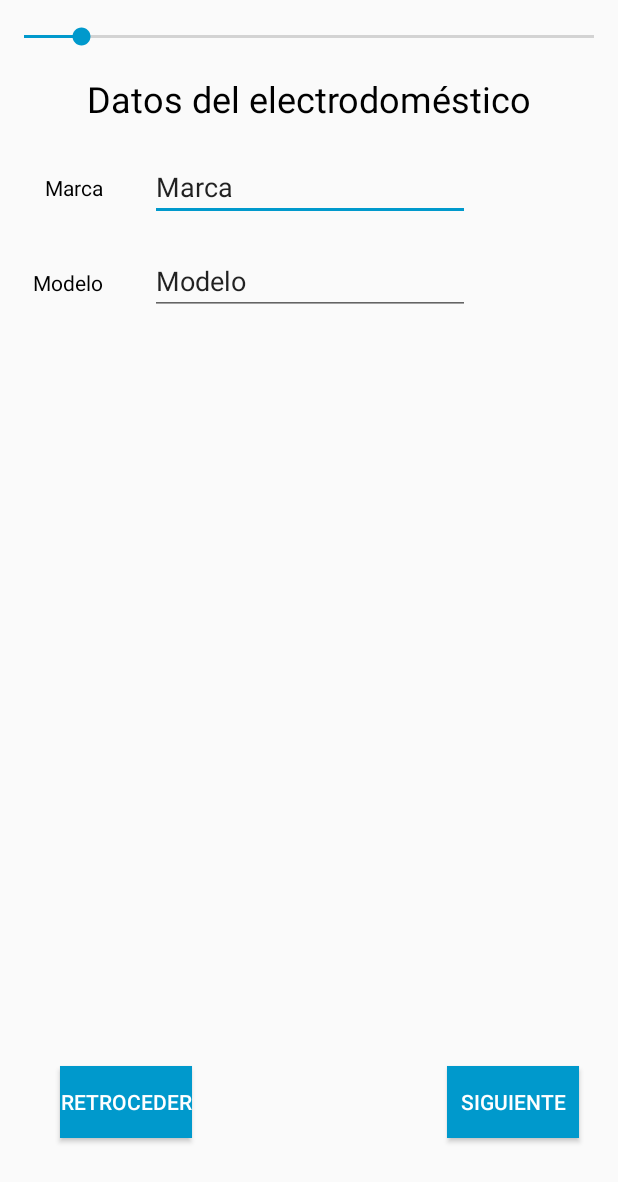
After one commit to antoniopalbin/MyAssistant, an Android app: the layout new_electrodomestico.xml on its own in the app's theme, with its tools: preview values and no code run, on a phone screen of 412 x 824 dp. The commit adds this screen. Shown: the top 1182 px of the screen. Run offline under Robolectric (Android 15) with nearby library versions, the phone set to English and light mode, and no system bars.

Commit message:
Creada la pestaña avisos y inicio en la creacion de la vista para secuencia de asociación de electrodomestico con beacons

```diff
--- /dev/null
+++ b/app/src/main/res/layout/new_electrodomestico.xml
@@ -0,0 +1,132 @@
+<?xml version="1.0" encoding="utf-8"?>
+<RelativeLayout xmlns:android="http://schemas.android.com/apk/res/android"
+    android:layout_width="match_parent"
+    android:layout_height="match_parent">
+
+    <SeekBar
+        android:id="@+id/seekBar"
+        android:layout_width="wrap_content"
+        android:layout_height="wrap_content"
+        android:layout_alignParentEnd="true"
+        android:layout_alignParentStart="true"
+        android:padding="15dp"
+        android:progress="10" />
+
+
+
+    <ViewFlipper
+        android:layout_width="match_parent"
+        android:layout_height="match_parent"
+        android:layout_alignParentTop="true"
+        android:layout_alignParentStart="true">
+
+        <RelativeLayout
+            android:layout_width="match_parent"
+            android:layout_height="match_parent">
+
+            <TextView
+                android:id="@+id/textView10"
+                android:layout_width="match_parent"
+                android:layout_height="wrap_content"
+                android:layout_marginTop="49dp"
+                android:gravity="center_horizontal"
+                android:text="Datos del electrodoméstico"
+                android:textColor="@android:color/black"
+                android:textSize="24sp"
+                android:layout_alignParentTop="true"
+                android:layout_alignParentStart="true" />
+
+            <TextView
+                android:id="@+id/edit"
+                android:layout_width="wrap_content"
+                android:layout_height="wrap_content"
+                android:layout_alignParentStart="true"
+                android:layout_below="@+id/textView10"
+                android:layout_marginStart="30dp"
+                android:layout_marginTop="33dp"
+                android:text="Marca"
+                android:textColor="@android:color/black" />
+
+            <EditText
+                android:id="@+id/InputMarca"
+                android:layout_width="wrap_content"
+                android:layout_height="wrap_content"
+                android:layout_below="@+id/textView10"
+                android:layout_marginStart="31dp"
+                android:layout_marginTop="20dp"
+                android:layout_toEndOf="@+id/edit"
+                android:ems="10"
+                android:inputType="textPersonName"
+                android:text="Marca" />
+
+            <TextView
+                android:id="@+id/textView12"
+                android:layout_width="wrap_content"
+                android:layout_height="wrap_content"
+                android:layout_below="@+id/InputMarca"
+                android:layout_marginTop="31dp"
+                android:layout_toStartOf="@+id/InputMarca"
+                android:text="Modelo"
+                android:textColor="@android:color/black" />
+
+            <EditText
+                android:id="@+id/InputModelo"
+                android:layout_width="wrap_content"
+                android:layout_height="wrap_content"
+                android:layout_alignEnd="@+id/InputMarca"
+                android:layout_below="@+id/InputMarca"
+                android:layout_marginTop="17dp"
+                android:ems="10"
+                android:inputType="textPersonName"
+                android:text="Modelo" />
+
+
+        </RelativeLayout>
+
+        <RelativeLayout
+            android:layout_width="match_parent"
+            android:layout_height="match_parent">
+
+
+            <TextView
+                android:id="@+id/textView13"
+                android:layout_width="match_parent"
+                android:layout_height="wrap_content"
+                android:layout_alignParentStart="true"
+                android:layout_alignParentTop="true"
+                android:layout_marginTop="49dp"
+                android:gravity="center_horizontal"
+                android:text="Datos del vídeo tutorial"
+                android:textColor="@android:color/black"
+                android:textSize="24sp" />
+        </RelativeLayout>
+
+
+    </ViewFlipper>
+
+
+    <Button
+        android:id="@+id/buttonBack"
+        android:layout_width="wrap_content"
+        android:layout_height="wrap_content"
+        android:background="@color/colorSencudary"
+        android:text="Retroceder"
+        android:textColor="@android:color/background_light"
+        android:layout_marginStart="40dp"
+        android:layout_marginBottom="65dp"
+        android:layout_alignParentBottom="true"
+        android:layout_alignParentStart="true" />
+
+    <Button
+        android:id="@+id/buttonNExt"
+        android:layout_width="wrap_content"
+        android:layout_height="wrap_content"
+        android:layout_marginEnd="26dp"
+        android:background="@color/colorSencudary"
+        android:text="Siguiente"
+        android:textColor="@android:color/background_light"
+        android:layout_alignBaseline="@+id/buttonBack"
+        android:layout_alignBottom="@+id/buttonBack"
+        android:layout_alignParentEnd="true" />
+
+</RelativeLayout>
--- a/app/src/main/res/values/colors.xml
+++ b/app/src/main/res/values/colors.xml
@@ -2,7 +2,7 @@
 <resources>
     <color name="colorPrimary">#3F51B5</color>
     <color name="colorPrimaryDark">#303F9F</color>
-    <color name="colorAccent">#FFFFFF</color>
+    <color name="colorAccent">#0099cc</color>
     <color name="colorDialog">#FCFCFC</color>
     <color name="colorSencudary">#0099cc</color>
 </resources>
```
Also changed, not shown: app/src/main/res/layout-land/activity_admin.xml (+112 -2 lines), app/src/main/res/layout/activity_admin.xml (+103 -31 lines), app/src/main/res/values/styles.xml (+15 -0 lines).
